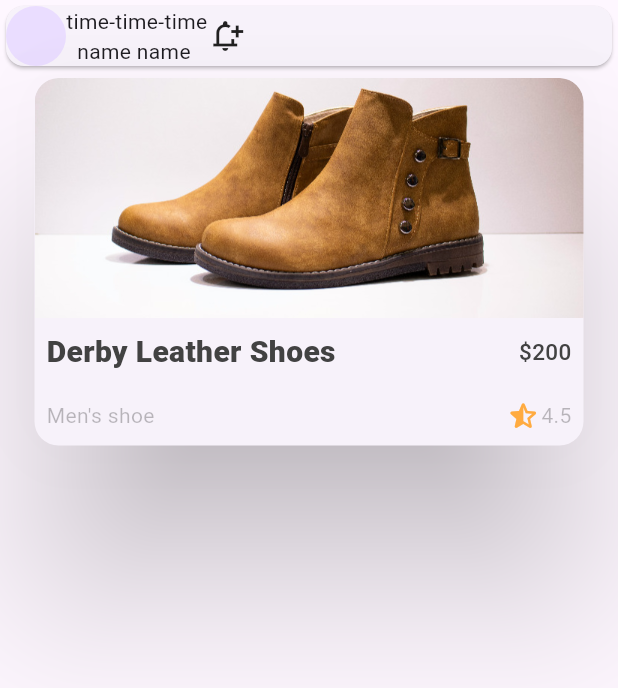
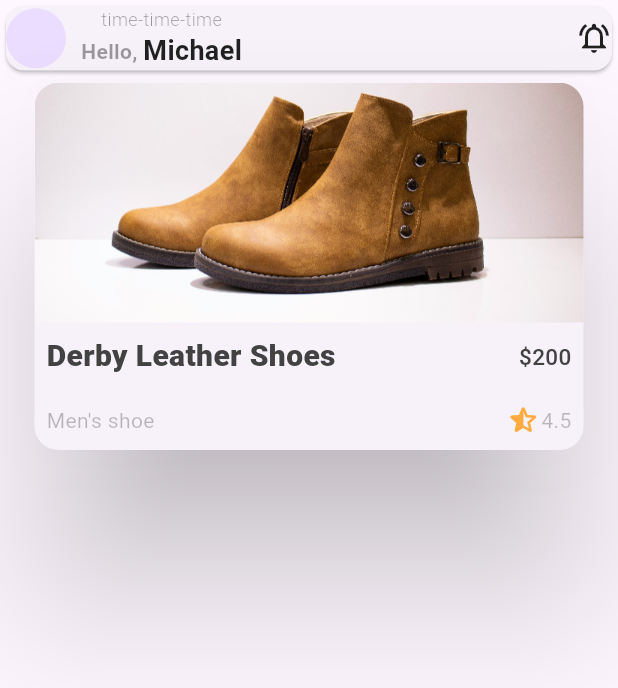
Before and after one commit to michael-099/A2SV-project-phase-mobile-tasks, a Flutter app: the screen it shows after launch, on a phone screen of 412 x 824 dp. Shown: the top 688 px of the screen. Run offline on Flutter 3.47's test engine with Material 3 defaults, Android fonts, the phone set to English and light mode, and no system bars.

Commit message:
topbar skeleton

```diff
--- a/ecommerce_app/lib/widgets/top_bar.dart
+++ b/ecommerce_app/lib/widgets/top_bar.dart
@@ -1,4 +1,6 @@
+import 'package:flutter/cupertino.dart';
 import 'package:flutter/material.dart';
+import 'package:flutter/widgets.dart';
 
 class TopBar extends StatelessWidget {
   const TopBar({super.key});
@@ -7,19 +9,52 @@ class TopBar extends StatelessWidget {
   Widget build(BuildContext context) {
     return const Card(
       child: Row(
+        mainAxisAlignment: MainAxisAlignment.spaceBetween,
         children: [
           Row(
             children: [
               CircleAvatar(),
+              SizedBox(width: 10),
               Column(
+                mainAxisAlignment: MainAxisAlignment.start,
                 children: [
-                  Text("time-time-time"),
-                  Text("name name "),
+                  Text(
+                    "time-time-time",
+                    textAlign: TextAlign.start,
+                    style: TextStyle(
+                      // backgroundColor: Colors.amber,
+                        fontSize: 12,
+                        fontWeight: FontWeight.w300,
+                        color: Colors.black38),
+                  ),
+                  Row(
+                    children: [
+                      Text(
+                        "Hello, ",
+                        textAlign: TextAlign.start,
+                        style: TextStyle(
+                          // backgroundColor: Colors.blue,
+                            fontSize: 14,
+                            fontWeight: FontWeight.w700,
+                            color: Colors.black38),
+                      ),
+                      Text(
+                        "Michael",
+                        textAlign: TextAlign.start,
+                        style: TextStyle(
+                            fontSize: 18,
+                            fontWeight: FontWeight.w700,
+                            color: Colors.black87),
+                      ),
+                    ],
+                  ),
                 ],
               ),
             ],
           ),
-          Icon(Icons.notification_add_outlined),
+          Icon(
+            Icons.notifications_active_outlined,
+          ),
         ],
       ),
     );
```
